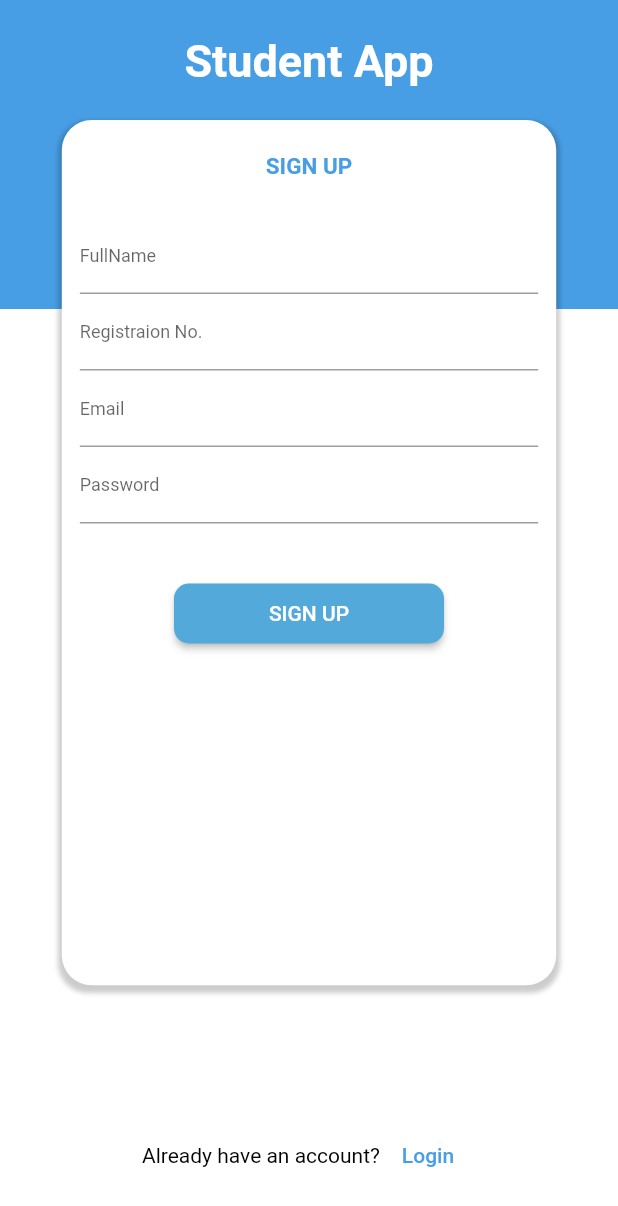
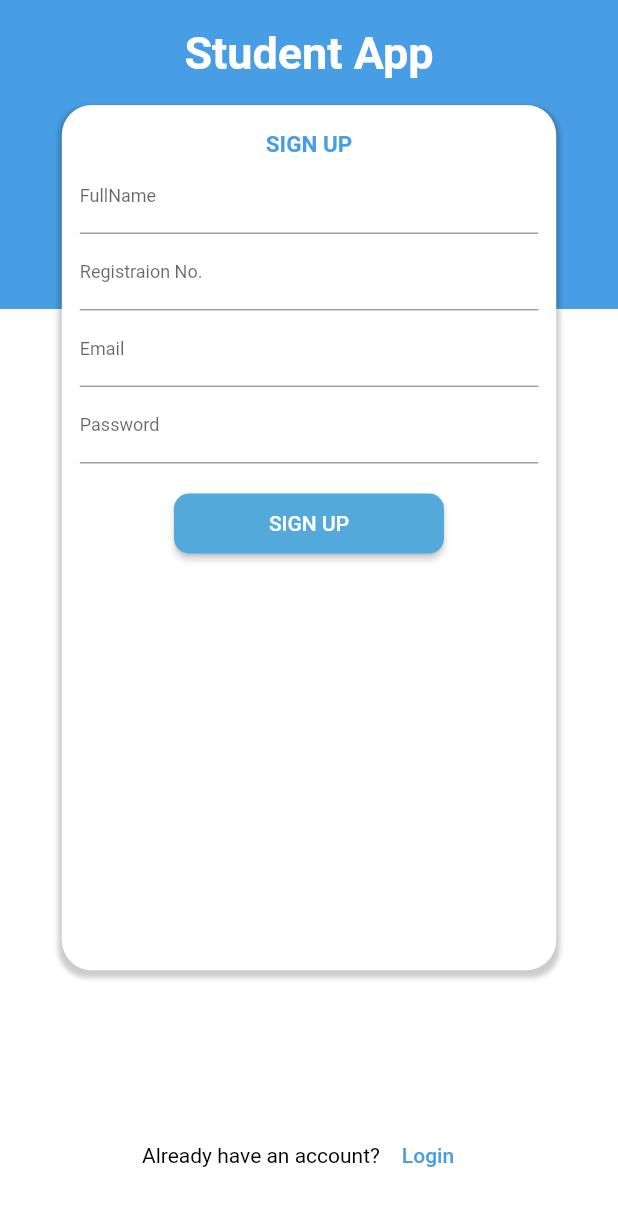
Before and after one commit to Yunuxtech/Student-Schedule, a Flutter app: the signUpScreen screen opened directly, on a phone screen of 412 x 824 dp. Shown: the top 1206 px of the screen. Run offline on Flutter 3.47's test engine with Material 2 defaults, Android fonts, the phone set to English and light mode, and no system bars; our stand-ins replace country_picker, firebase_auth, firebase_core, fluttertoast, google_fonts, lottie and 1 more; missing offline and left inert: dart:html; accounts and stored records are empty.

Commit message:
fixing sign up page overflow

```diff
--- a/lib/SignUpScreen.dart
+++ b/lib/SignUpScreen.dart
@@ -28,7 +28,8 @@ class _signUpScreenState extends State<signUpScreen> {
 
 // add form
     Widget _buildemail() {
-      return TextFormField(
+      return SingleChildScrollView(
+        child: TextFormField(
           decoration: InputDecoration(
               labelText: "Email",
               hintText: "youremail@gmail.com",
@@ -45,11 +46,13 @@ class _signUpScreenState extends State<signUpScreen> {
           onSaved: (value) {
             _email = value!;
           },
+        ),
       );
     }
 
     Widget _buildName() {
-      return TextFormField(
+      return SingleChildScrollView(
+        child: TextFormField(
           decoration: InputDecoration(
               labelText: "FullName",
               hintText: "Isah Yunus",
@@ -66,13 +69,14 @@ class _signUpScreenState extends State<signUpScreen> {
           onSaved: (value) {
             _fullname = value!;
           },
+        ),
       );
     }
 
     Widget _buildPassword() {
-      return TextFormField(
+      return SingleChildScrollView(
+        child: TextFormField(
           obscureText: false,
-
           decoration:
               InputDecoration(labelText: "Password", hintText: "********"),
           style: TextStyle(fontSize: 12),
@@ -85,11 +89,13 @@ class _signUpScreenState extends State<signUpScreen> {
           onSaved: (value) {
             _password = value!;
           },
+        ),
       );
     }
 
     Widget _buildRegNo() {
-      return TextFormField(
+      return SingleChildScrollView(
+        child: TextFormField(
           decoration: InputDecoration(
               labelText: "Registraion No.", hintText: "CST/17/IFT/...."),
           style: TextStyle(fontSize: 12),
@@ -102,6 +108,7 @@ class _signUpScreenState extends State<signUpScreen> {
           onSaved: (value) {
             _regno = value!;
           },
+        ),
       );
     }
 
@@ -121,7 +128,7 @@ class _signUpScreenState extends State<signUpScreen> {
               // crossAxisAlignment: CrossAxisAlignment.center,
               children: [
                 SizedBox(
-                  height: 15,
+                  height: 10,
                 ),
                 Center(
                   child: Text(
@@ -133,10 +140,11 @@ class _signUpScreenState extends State<signUpScreen> {
                   ),
                 ),
                 SizedBox(
-                  height: 10,
+                  height: 5,
                 ),
                 Padding(
                   padding: const EdgeInsets.all(12),
+                  child: SingleChildScrollView(
                     child: Container(
                       width: MediaQuery.of(context).size.height * 0.4,
                       height: MediaQuery.of(context).size.height * 0.7,
@@ -156,7 +164,7 @@ class _signUpScreenState extends State<signUpScreen> {
                         child: Column(
                           children: [
                             SizedBox(
-                            height: 10,
+                              height: 5,
                             ),
                             Text(
                               "SIGN UP",
@@ -165,13 +173,12 @@ class _signUpScreenState extends State<signUpScreen> {
                                   fontWeight: FontWeight.bold,
                                   fontSize: 15),
                             ),
-                          SizedBox(
-                            height: 25,
-                          ),
+
+
                             Form(
                               key: _formkey,
                               child: Column(
-                                  mainAxisAlignment: MainAxisAlignment.center,
+                                  mainAxisAlignment: MainAxisAlignment.start,
                                   children: <Widget>[
                                     _buildName(),
                                     _buildRegNo(),
@@ -180,15 +187,18 @@ class _signUpScreenState extends State<signUpScreen> {
                                     SizedBox(
                                       height: 10,
                                     ),
-                                  ])),
+                                  ]),
+                            ),
+
                             SizedBox(
-                            height: 30,
+                              height: 10,
                             ),
 
                             //  added button
                            Container(
                                 height: 40,
-                            padding: const EdgeInsets.only(left: 10, right: 10),
+                                padding:
+                                    const EdgeInsets.only(left: 10, right: 10),
                                 width: 200,
                                 child: ElevatedButton(
                                   autofocus: false,
@@ -197,8 +207,10 @@ class _signUpScreenState extends State<signUpScreen> {
                                       _formkey.currentState!.save();
                                       toastmessage(
                                           "Sign Up Successfully, Proceed to Login");
-                                  Navigator.of(context).push(MaterialPageRoute(
-                                      builder: (context) => signUpScreen()));
+                                      Navigator.of(context).push(
+                                          MaterialPageRoute(
+                                              builder: (context) =>
+                                                  signUpScreen()));
                                     }
                                   },
                                   style: ButtonStyle(
@@ -218,6 +230,7 @@ class _signUpScreenState extends State<signUpScreen> {
                                 ),
                               ),
 
+
                             // roundbutton(
                             //     title: "Sign Up",
                             //     tapfun: () {
@@ -229,6 +242,7 @@ class _signUpScreenState extends State<signUpScreen> {
                             //       // });
                             //     }),
                           ],
+                        ),
                       ),
                     ),
                   ),
```
Lines whose indentation alone changed are shown as unchanged.
